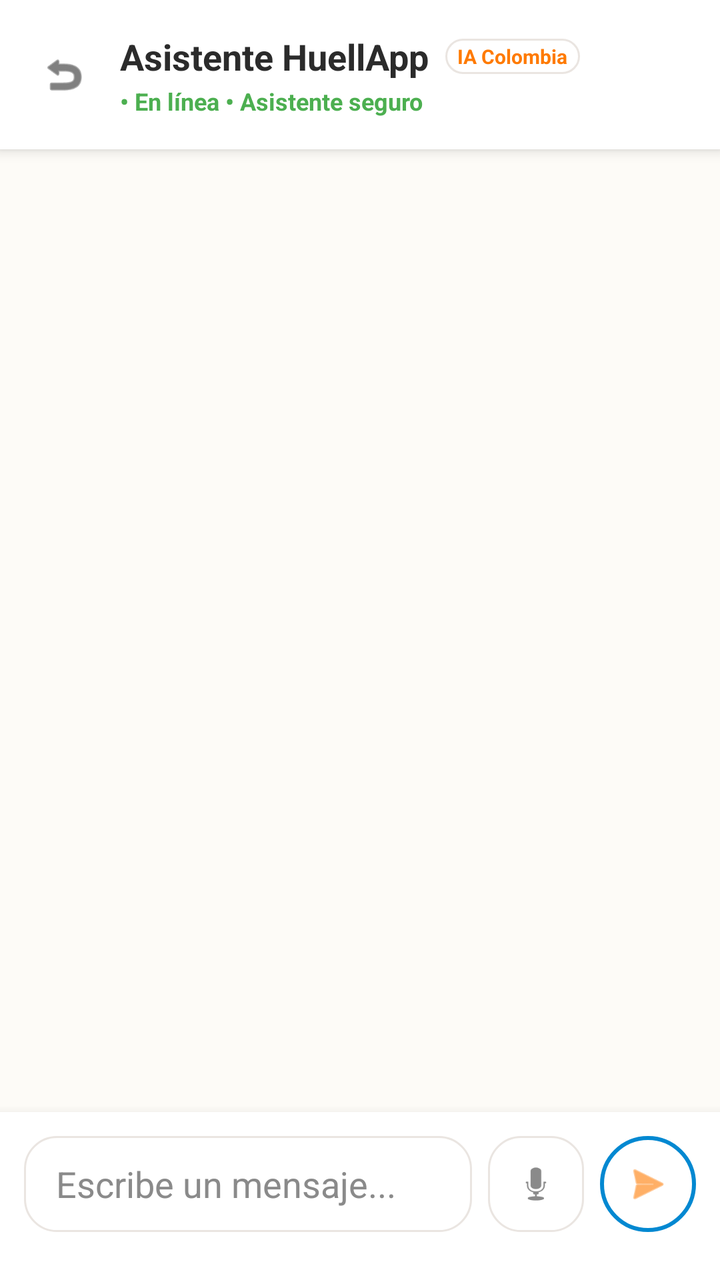
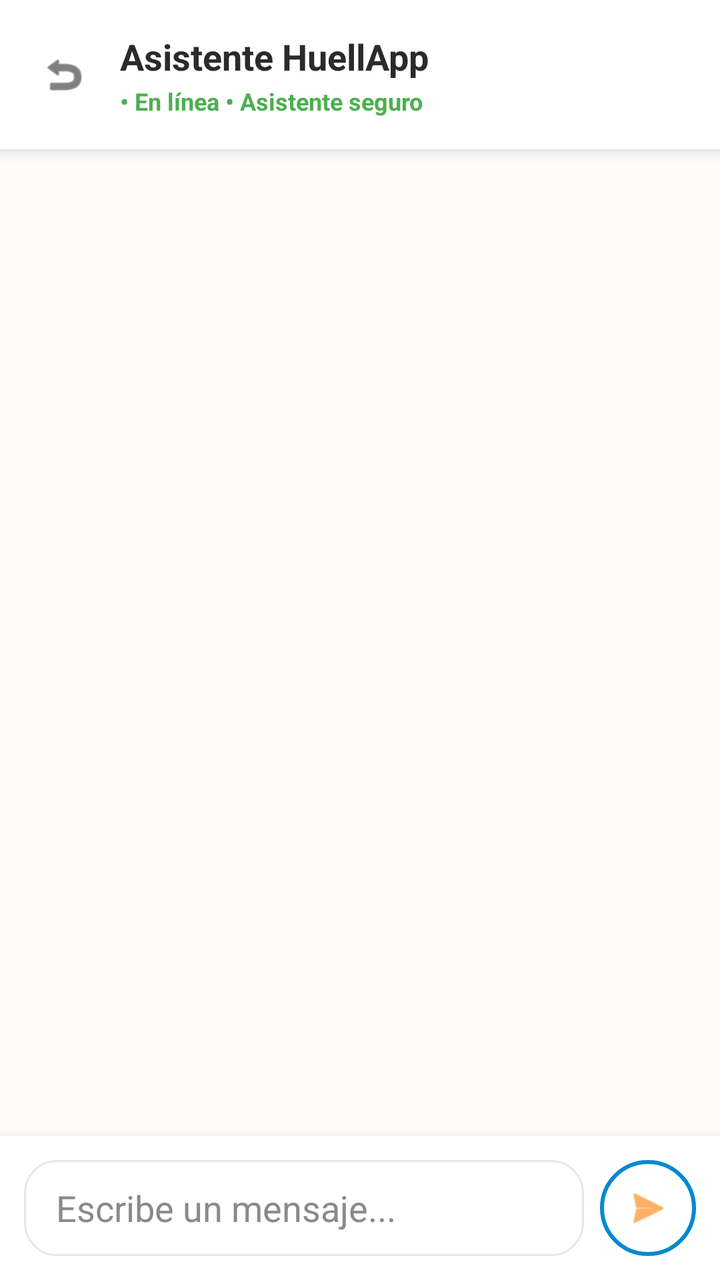

Before-and-after screenshots of an Android layout around one commit, followed by the original layout XML and the change that was made.
<!-- AndroidManifest.xml: application theme Theme.HuellaApp -->
<!-- res/layout/activity_asistente_ia.xml -->
<?xml version="1.0" encoding="utf-8"?>
<androidx.constraintlayout.widget.ConstraintLayout xmlns:android="http://schemas.android.com/apk/res/android"
    xmlns:app="http://schemas.android.com/apk/res-auto"
    xmlns:tools="http://schemas.android.com/tools"
    android:layout_width="match_parent"
    android:layout_height="match_parent"
    android:background="@color/huellapp_background"
    tools:context=".AsistenteIAActivity">

    
    <LinearLayout
        android:id="@+id/headerChat"
        android:layout_width="0dp"
        android:layout_height="wrap_content"
        android:background="@color/white"
        android:elevation="4dp"
        android:gravity="center_vertical"
        android:orientation="horizontal"
        android:padding="16dp"
        app:layout_constraintEnd_toEndOf="parent"
        app:layout_constraintStart_toStartOf="parent"
        app:layout_constraintTop_toTopOf="parent">

        <ImageView
            android:id="@+id/ivBackChat"
            android:layout_width="32dp"
            android:layout_height="32dp"
            android:background="?attr/selectableItemBackgroundBorderless"
            android:padding="4dp"
            android:src="@android:drawable/ic_menu_revert"
            app:tint="@color/huellapp_text_dark" />

        <LinearLayout
            android:layout_width="0dp"
            android:layout_height="wrap_content"
            android:layout_marginStart="12dp"
            android:layout_weight="1"
            android:orientation="vertical">

            <LinearLayout
                android:layout_width="wrap_content"
                android:layout_height="wrap_content"
                android:gravity="center_vertical"
                android:orientation="horizontal">

                <TextView
                    android:layout_width="wrap_content"
                    android:layout_height="wrap_content"
                    android:text="Asistente HuellApp"
                    android:textColor="@color/huellapp_text_dark"
                    android:textSize="18sp"
                    android:textStyle="bold" />

                <TextView
                    android:layout_width="wrap_content"
                    android:layout_height="wrap_content"
                    android:layout_marginStart="8dp"
                    android:background="@drawable/bg_input_rounded"
                    android:paddingHorizontal="6dp"
                    android:paddingVertical="2dp"
                    android:text="IA Colombia"
                    android:textColor="@color/huellapp_primary"
                    android:textSize="10sp"
                    android:textStyle="bold" />
            </LinearLayout>

            <TextView
                android:layout_width="wrap_content"
                android:layout_height="wrap_content"
                android:layout_marginTop="2dp"
                android:text="• En línea • Asistente seguro"
                android:textColor="@color/huellapp_green"
                android:textSize="12sp"
                android:textStyle="bold" />
        </LinearLayout>
    </LinearLayout>

    
    <androidx.recyclerview.widget.RecyclerView
        android:id="@+id/rvChat"
        android:layout_width="0dp"
        android:layout_height="0dp"
        android:clipToPadding="false"
        android:paddingTop="16dp"
        android:paddingBottom="16dp"
        app:layout_constraintBottom_toTopOf="@id/cardDraftContainer"
        app:layout_constraintEnd_toEndOf="parent"
        app:layout_constraintStart_toStartOf="parent"
        app:layout_constraintTop_toBottomOf="@id/headerChat" />

    
    <LinearLayout
        android:id="@+id/cardDraftContainer"
        android:layout_width="0dp"
        android:layout_height="wrap_content"
        android:layout_marginStart="16dp"
        android:layout_marginEnd="16dp"
        android:layout_marginBottom="16dp"
        android:background="@drawable/bg_draft_card"
        android:elevation="2dp"
        android:orientation="vertical"
        android:padding="16dp"
        android:visibility="gone"
        app:layout_constraintBottom_toTopOf="@id/bottomInputBar"
        app:layout_constraintEnd_toEndOf="parent"
        app:layout_constraintStart_toStartOf="parent">

        <TextView
            android:layout_width="match_parent"
            android:layout_height="wrap_content"
            android:text="BORRADOR DE AVISTAMIENTO ASISTIDO POR IA"
            android:textColor="#F57F17"
            android:textSize="11sp"
            android:textStyle="bold" />

        <TextView
            android:id="@+id/tvDraftDetails"
            android:layout_width="match_parent"
            android:layout_height="wrap_content"
            android:layout_marginTop="8dp"
            android:text="Gato, Negro, C.C. Campanario/Panamericana, Popayán, Asustado/Desorientado."
            android:textColor="@color/huellapp_text_dark"
            android:textSize="14sp" />

        <Button
            android:id="@+id/btnPublicarPista"
            android:layout_width="match_parent"
            android:layout_height="48dp"
            android:layout_marginTop="12dp"
            android:background="@drawable/bg_button_orange"
            android:text="Publicar Pista"
            android:textAllCaps="false"
            android:textColor="@color/white"
            android:textStyle="bold" />
    </LinearLayout>

    
    <androidx.constraintlayout.widget.ConstraintLayout
        android:id="@+id/bottomInputBar"
        android:layout_width="0dp"
        android:layout_height="wrap_content"
        android:background="@color/white"
        android:elevation="8dp"
        android:paddingTop="12dp"
        android:paddingBottom="24dp"
        android:paddingStart="12dp"
        android:paddingEnd="12dp"
        app:layout_constraintBottom_toBottomOf="parent"
        app:layout_constraintEnd_toEndOf="parent"
        app:layout_constraintStart_toStartOf="parent">

        <EditText
            android:id="@+id/etChatInput"
            android:maxLength="2000"
            android:layout_width="0dp"
            android:layout_height="48dp"
            android:layout_marginEnd="8dp"
            android:background="@drawable/bg_input_rounded"
            android:hint="Escribe un mensaje..."
            android:paddingHorizontal="16dp"
            android:textColorHint="@color/huellapp_text_hint"
            app:layout_constraintBottom_toBottomOf="parent"
            app:layout_constraintEnd_toStartOf="@id/btnVoice"
            app:layout_constraintStart_toStartOf="parent"
            app:layout_constraintTop_toTopOf="parent" />

        <ImageView
            android:id="@+id/btnVoice"
            android:layout_width="48dp"
            android:layout_height="48dp"
            android:layout_marginEnd="8dp"
            android:background="@drawable/bg_input_rounded"
            android:padding="12dp"
            android:src="@android:drawable/ic_btn_speak_now"
            app:layout_constraintBottom_toBottomOf="parent"
            app:layout_constraintEnd_toStartOf="@id/btnSendChat"
            app:layout_constraintTop_toTopOf="parent"
            app:tint="@color/huellapp_text_hint" />

        <ImageView
            android:id="@+id/btnSendChat"
            android:layout_width="48dp"
            android:layout_height="48dp"
            android:background="@drawable/bg_avatar_verified"
            android:padding="12dp"
            android:src="@android:drawable/ic_menu_send"
            app:layout_constraintBottom_toBottomOf="parent"
            app:layout_constraintEnd_toEndOf="parent"
            app:layout_constraintTop_toTopOf="parent"
            app:tint="@color/huellapp_primary" />

    </androidx.constraintlayout.widget.ConstraintLayout>

</androidx.constraintlayout.widget.ConstraintLayout>
<!-- resources referenced by this layout -->
<resources>
  <color name="huellapp_background">#FDFBF7</color>
  <color name="huellapp_green">#4CAF50</color>
  <color name="huellapp_primary">#FF7A00</color>
  <color name="huellapp_text_dark">#2B2B2B</color>
  <color name="huellapp_text_hint">#8A8A8A</color>
  <color name="white">#FFFFFFFF</color>
  <!-- drawable bg_avatar_verified (drawable) -->
  <?xml version="1.0" encoding="utf-8"?>
  <shape xmlns:android="http://schemas.android.com/apk/res/android"
      android:shape="oval">
  
      
      <solid android:color="@android:color/transparent" />
  
      
      <stroke android:width="2dp" android:color="@color/huellapp_blue" />
  
  </shape>
  <!-- drawable bg_button_orange (drawable) -->
  <?xml version="1.0" encoding="utf-8"?>
  <ripple xmlns:android="http://schemas.android.com/apk/res/android"
      android:color="@color/huellapp_primary_dark">
  
      
      <item>
          <shape android:shape="rectangle">
              <solid android:color="@color/huellapp_primary"/>
              <corners android:radius="24dp"/>
          </shape>
      </item>
  </ripple>
  <!-- drawable bg_draft_card (drawable) -->
  <?xml version="1.0" encoding="utf-8"?>
  <shape xmlns:android="http://schemas.android.com/apk/res/android"
      android:shape="rectangle">
      <solid android:color="#FFF8E1" /> 
      <stroke android:width="1dp" android:color="#FFC107" />
      <corners android:radius="16dp" />
  </shape>
  <!-- drawable bg_input_rounded (drawable) -->
  <?xml version="1.0" encoding="utf-8"?>
  <selector xmlns:android="http://schemas.android.com/apk/res/android">
      
      <item android:state_focused="true">
          <shape android:shape="rectangle">
              <solid android:color="@color/huellapp_card_bg"/>
              <corners android:radius="16dp"/>
              
              <stroke android:width="2dp" android:color="@color/huellapp_primary"/>
          </shape>
      </item>
  
      
      <item>
          <shape android:shape="rectangle">
              <solid android:color="@color/huellapp_card_bg"/>
              <corners android:radius="16dp"/>
              <stroke android:width="1dp" android:color="@color/huellapp_border"/>
          </shape>
      </item>
  </selector>
  <style name="Theme.HuellaApp" parent="Base.Theme.HuellaApp" />
  <color name="huellapp_blue">#0288D1</color>
  <color name="huellapp_primary_dark">#E65100</color>
  <color name="huellapp_card_bg">#FFFFFF</color>
  <color name="huellapp_border">#EAE5E1</color>
  <style name="Base.Theme.HuellaApp" parent="Theme.MaterialComponents.DayNight.NoActionBar">
          
          <item name="colorPrimary">@color/huellapp_primary</item>
          <item name="colorPrimaryVariant">@color/huellapp_primary_dark</item>
          <item name="colorOnPrimary">@color/white</item>
  
          
          <item name="android:windowBackground">@color/huellapp_background</item>
          <item name="colorSurface">@color/huellapp_card_bg</item>
      </style>
</resources>

<!-- the commit's change to res/layout/activity_asistente_ia.xml (unified diff, before → after) -->
@@ -58,7 +58,7 @@
                     android:background="@drawable/bg_input_rounded"
                     android:paddingHorizontal="6dp"
                     android:paddingVertical="2dp"
-                    android:text="IA Colombia"
+                    android:visibility="gone" android:text="IA Colombia"
                     android:textColor="@color/huellapp_primary"
                     android:textSize="10sp"
                     android:textStyle="bold" />
@@ -76,17 +76,23 @@
     </LinearLayout>
 
     
+    <androidx.core.widget.NestedScrollView
+        android:id="@+id/scrollChat"
+        android:layout_width="0dp" android:layout_height="0dp"
+        android:fillViewport="true"
+        app:layout_constraintTop_toBottomOf="@id/headerChat"
+        app:layout_constraintBottom_toTopOf="@id/bottomInputBar"
+        app:layout_constraintStart_toStartOf="parent"
+        app:layout_constraintEnd_toEndOf="parent">
+        <LinearLayout android:layout_width="match_parent" android:layout_height="wrap_content" android:orientation="vertical">
     <androidx.recyclerview.widget.RecyclerView
         android:id="@+id/rvChat"
-        android:layout_width="0dp"
-        android:layout_height="0dp"
+        android:layout_width="match_parent"
+        android:layout_height="wrap_content"
+        android:nestedScrollingEnabled="false"
         android:clipToPadding="false"
         android:paddingTop="16dp"
-        android:paddingBottom="16dp"
-        app:layout_constraintBottom_toTopOf="@id/cardDraftContainer"
-        app:layout_constraintEnd_toEndOf="parent"
-        app:layout_constraintStart_toStartOf="parent"
-        app:layout_constraintTop_toBottomOf="@id/headerChat" />
+        android:paddingBottom="16dp" />
 
     
     <LinearLayout
@@ -100,10 +106,7 @@
         android:elevation="2dp"
         android:orientation="vertical"
         android:padding="16dp"
-        android:visibility="gone"
-        app:layout_constraintBottom_toTopOf="@id/bottomInputBar"
-        app:layout_constraintEnd_toEndOf="parent"
-        app:layout_constraintStart_toStartOf="parent">
+        android:visibility="gone">
 
         <TextView
             android:layout_width="match_parent"
@@ -115,6 +118,8 @@
 
         <TextView
             android:id="@+id/tvDraftDetails"
+            android:maxLines="2"
+            android:scrollbars="vertical"
             android:layout_width="match_parent"
             android:layout_height="wrap_content"
             android:layout_marginTop="8dp"
@@ -122,17 +127,23 @@
             android:textColor="@color/huellapp_text_dark"
             android:textSize="14sp" />
 
+        <LinearLayout android:layout_width="match_parent" android:layout_height="wrap_content" android:orientation="horizontal">
+        <Button android:id="@+id/btnEditarPista" android:layout_width="0dp" android:layout_weight="1" android:layout_height="wrap_content" android:minHeight="48dp" android:text="Editar datos" android:textAllCaps="false" />
         <Button
             android:id="@+id/btnPublicarPista"
-            android:layout_width="match_parent"
-            android:layout_height="48dp"
+            android:layout_width="0dp" android:layout_weight="1"
+            android:layout_height="wrap_content" android:minHeight="48dp"
             android:layout_marginTop="12dp"
             android:background="@drawable/bg_button_orange"
             android:text="Publicar Pista"
             android:textAllCaps="false"
             android:textColor="@color/white"
             android:textStyle="bold" />
+        </LinearLayout>
     </LinearLayout>
+
+        </LinearLayout>
+    </androidx.core.widget.NestedScrollView>
 
     
     <androidx.constraintlayout.widget.ConstraintLayout
@@ -142,7 +153,7 @@
         android:background="@color/white"
         android:elevation="8dp"
         android:paddingTop="12dp"
-        android:paddingBottom="24dp"
+        android:paddingBottom="12dp"
         android:paddingStart="12dp"
         android:paddingEnd="12dp"
         app:layout_constraintBottom_toBottomOf="parent"
@@ -153,7 +164,7 @@
             android:id="@+id/etChatInput"
             android:maxLength="2000"
             android:layout_width="0dp"
-            android:layout_height="48dp"
+            android:layout_height="wrap_content" android:minHeight="48dp" android:maxLines="3" android:inputType="textCapSentences|textMultiLine" android:imeOptions="flagNoExtractUi"
             android:layout_marginEnd="8dp"
             android:background="@drawable/bg_input_rounded"
             android:hint="Escribe un mensaje..."
@@ -166,6 +177,7 @@
 
         <ImageView
             android:id="@+id/btnVoice"
+            android:visibility="gone"
             android:layout_width="48dp"
             android:layout_height="48dp"
             android:layout_marginEnd="8dp"
